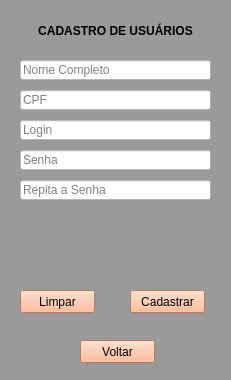
Qt form formularios/frmCadastroUsuarios.ui (AndreConforti/projeto-faculdade) before a commit.
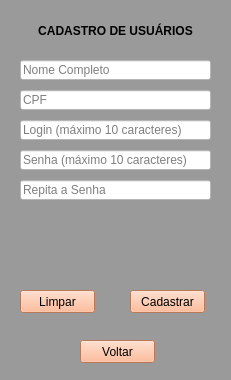
The same form after that commit.

```diff
--- a/formularios/frmCadastroUsuarios.ui
+++ b/formularios/frmCadastroUsuarios.ui
@@ -164,7 +164,7 @@
      <set>Qt::AlignLeading|Qt::AlignLeft|Qt::AlignVCenter</set>
     </property>
     <property name="placeholderText">
-     <string>Login</string>
+     <string>Login (máximo 10 caracteres)</string>
     </property>
    </widget>
    <widget class="QLineEdit" name="txtSenha">
@@ -186,7 +186,7 @@
      <set>Qt::AlignLeading|Qt::AlignLeft|Qt::AlignVCenter</set>
     </property>
     <property name="placeholderText">
-     <string>Senha</string>
+     <string>Senha (máximo 10 caracteres)</string>
     </property>
    </widget>
    <widget class="QLineEdit" name="txtSenha_2">
```
